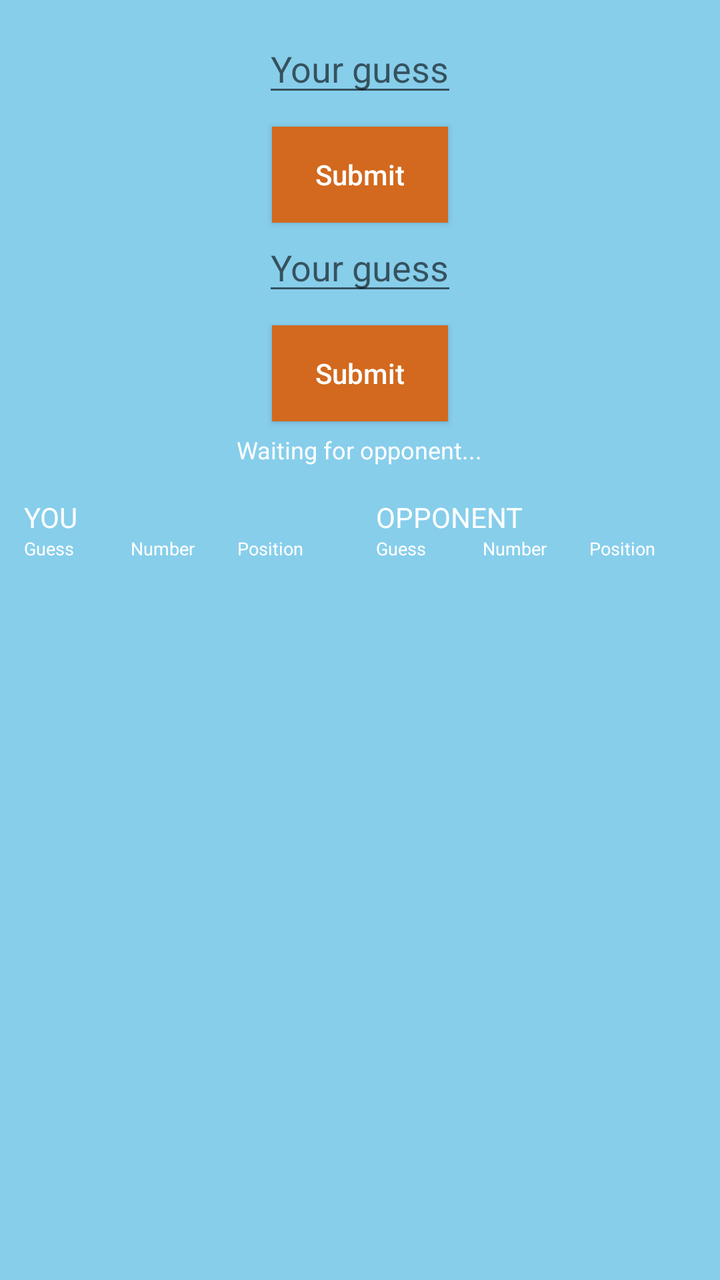
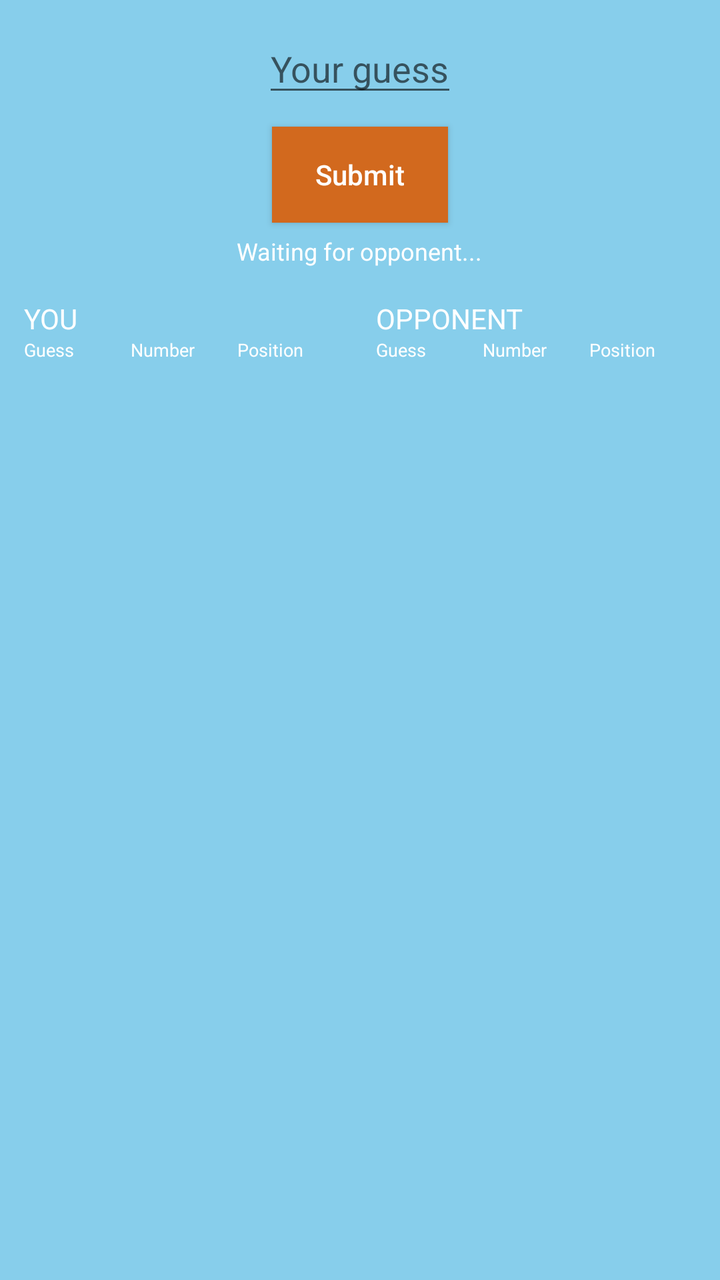

Compare the two renders of this Android layout. The source of the first and the diff that turns it into the second are given below.
<!-- AndroidManifest.xml: application theme AppTheme -->
<!-- res/layout/activity_online_game.xml -->
<?xml version="1.0" encoding="utf-8"?>
<LinearLayout xmlns:android="http://schemas.android.com/apk/res/android"
    android:layout_width="match_parent"
    android:layout_height="match_parent"
    android:orientation="vertical"
    android:padding="12dp"
    android:background="#87CEEB"
    android:gravity="center_horizontal">

    
    <EditText
        android:id="@+id/etGuessP1"
        android:hint="Your guess"
        android:inputType="number"
        android:layout_width="wrap_content"
        android:layout_height="wrap_content"/>

    <Button
        android:id="@+id/btnSubmitP1"
        android:text="Submit"
        android:layout_width="wrap_content"
        android:layout_height="wrap_content"
        android:layout_marginTop="10dp"
        android:minHeight="48dp"
        android:textAllCaps="false"
        android:background="#D2691E"
        android:textColor="#FFFFFF"/>

    
    <EditText
        android:id="@+id/etGuessP2"
        android:hint="Your guess"
        android:inputType="number"
        android:layout_width="wrap_content"
        android:layout_height="wrap_content"/>

    <Button
        android:id="@+id/btnSubmitP2"
        android:text="Submit"
        android:layout_width="wrap_content"
        android:layout_height="wrap_content"
        android:layout_marginTop="10dp"
        android:minHeight="48dp"
        android:textAllCaps="false"
        android:background="#D2691E"
        android:textColor="#FFFFFF"/>

    <TextView
        android:id="@+id/tvWaiting"
        android:text="Waiting for opponent..."
        android:textSize="12sp"
        android:textColor="#FFFFFF"
        android:layout_marginTop="6dp"
		android:layout_width="wrap_content"
        android:layout_height="wrap_content"
		/>

    
    <LinearLayout
        android:orientation="horizontal"
        android:layout_width="match_parent"
        android:layout_height="wrap_content"
		
		
        android:layout_marginTop="16dp">

        <LinearLayout
            android:layout_width="0dp"
            android:layout_weight="1"
            android:orientation="vertical"
			android:layout_height="wrap_content"
			>

            <TextView android:text="YOU" android:textColor="#FFFFFF"
			android:layout_width="wrap_content"
           android:layout_height="wrap_content"
			/>

            <LinearLayout android:orientation="horizontal"
			android:layout_width="match_parent"
        android:layout_height="wrap_content"
			>
                <TextView android:text="Guess" android:layout_weight="1"
                    android:layout_width="0dp" 
					android:layout_height="wrap_content"
					android:textSize="9sp"
                    android:textColor="#FFFFFF"/>
                <TextView android:text="Number" android:layout_weight="1"
                    android:layout_width="0dp" 
				    android:layout_height="wrap_content"
					android:textSize="9sp"
                    android:textColor="#FFFFFF"/>
                <TextView android:text="Position" android:layout_weight="1"
                    android:layout_width="0dp" 
				    android:layout_height="wrap_content"
					android:textSize="9sp"
                    android:textColor="#FFFFFF"/>
            </LinearLayout>
        </LinearLayout>

        <LinearLayout
            android:layout_width="0dp"
            android:layout_weight="1"
		    android:layout_height="wrap_content"
            android:orientation="vertical"
            android:layout_marginStart="16dp">

            <TextView android:text="OPPONENT" 
			android:layout_width="wrap_content"
           android:layout_height="wrap_content"
			android:textColor="#FFFFFF"/>

            <LinearLayout android:orientation="horizontal"
		android:layout_width="match_parent"
           android:layout_height="wrap_content"
			>
                <TextView android:text="Guess" android:layout_weight="1"
                    android:layout_width="0dp" 
				   android:layout_height="wrap_content"
					android:textSize="9sp"
                    android:textColor="#FFFFFF"/>
                <TextView android:text="Number" android:layout_weight="1"
                    android:layout_width="0dp" 
				    android:layout_height="wrap_content"
					android:textSize="9sp"
                    android:textColor="#FFFFFF"/>
                <TextView android:text="Position" android:layout_weight="1"
                    android:layout_width="0dp" 
				    android:layout_height="wrap_content"
					android:textSize="9sp"
                    android:textColor="#FFFFFF"/>
            </LinearLayout>
        </LinearLayout>

    </LinearLayout>

    <ScrollView
        android:layout_width="match_parent"
        android:layout_height="0dp"
        android:layout_weight="1">

        <LinearLayout
            android:id="@+id/resultContainer"
            android:orientation="vertical"
            android:layout_width="match_parent"
            android:layout_height="wrap_content"/>
    </ScrollView>

</LinearLayout>
<!-- resources referenced by this layout -->
<resources>
  <style name="AppTheme" parent="Theme.AppCompat.Light.DarkActionBar">
          
          <item name="colorPrimary">@color/colorPrimary</item>
          <item name="colorPrimaryDark">@color/colorPrimaryDark</item>
          <item name="colorAccent">@color/colorAccent</item>
      </style>
  <color name="colorPrimary">#008577</color>
  <color name="colorPrimaryDark">#00574B</color>
  <color name="colorAccent">#D81B60</color>
</resources>

<!-- the commit's change to res/layout/activity_online_game.xml (unified diff, before → after) -->
@@ -9,14 +9,14 @@
 
     
     <EditText
-        android:id="@+id/etGuessP1"
+        android:id="@+id/etGuess"
         android:hint="Your guess"
         android:inputType="number"
         android:layout_width="wrap_content"
         android:layout_height="wrap_content"/>
 
     <Button
-        android:id="@+id/btnSubmitP1"
+        android:id="@+id/btnSubmit"
         android:text="Submit"
         android:layout_width="wrap_content"
         android:layout_height="wrap_content"
@@ -26,24 +26,7 @@
         android:background="#D2691E"
         android:textColor="#FFFFFF"/>
 
-    
-    <EditText
-        android:id="@+id/etGuessP2"
-        android:hint="Your guess"
-        android:inputType="number"
-        android:layout_width="wrap_content"
-        android:layout_height="wrap_content"/>
 
-    <Button
-        android:id="@+id/btnSubmitP2"
-        android:text="Submit"
-        android:layout_width="wrap_content"
-        android:layout_height="wrap_content"
-        android:layout_marginTop="10dp"
-        android:minHeight="48dp"
-        android:textAllCaps="false"
-        android:background="#D2691E"
-        android:textColor="#FFFFFF"/>
 
     <TextView
         android:id="@+id/tvWaiting"
